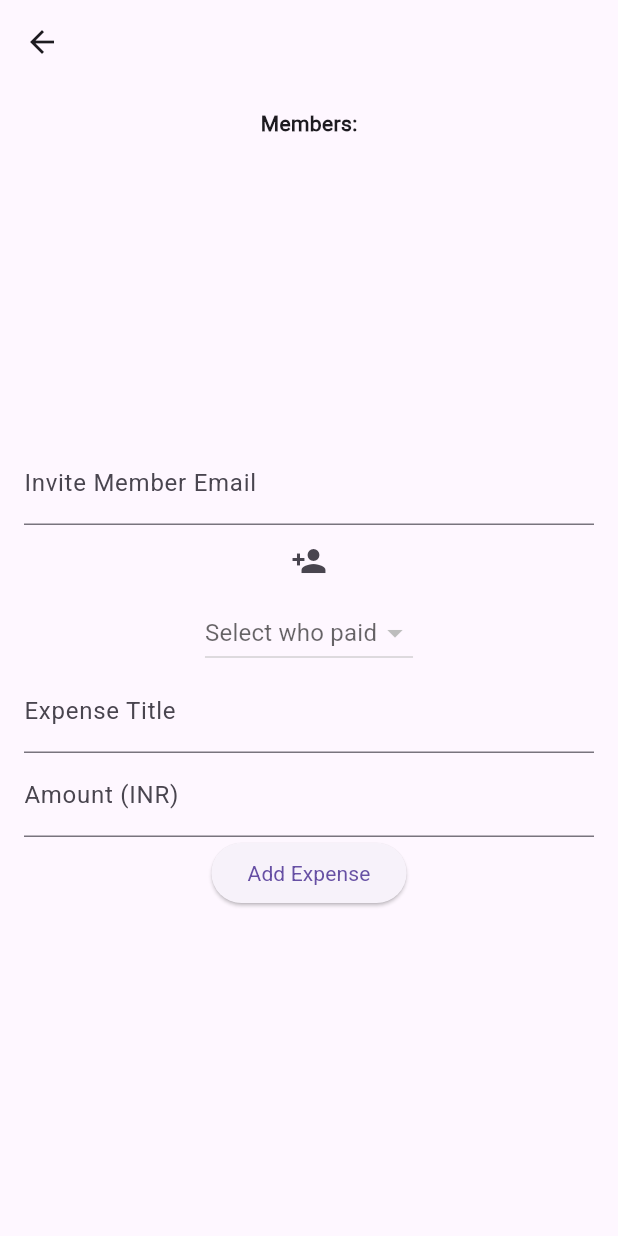
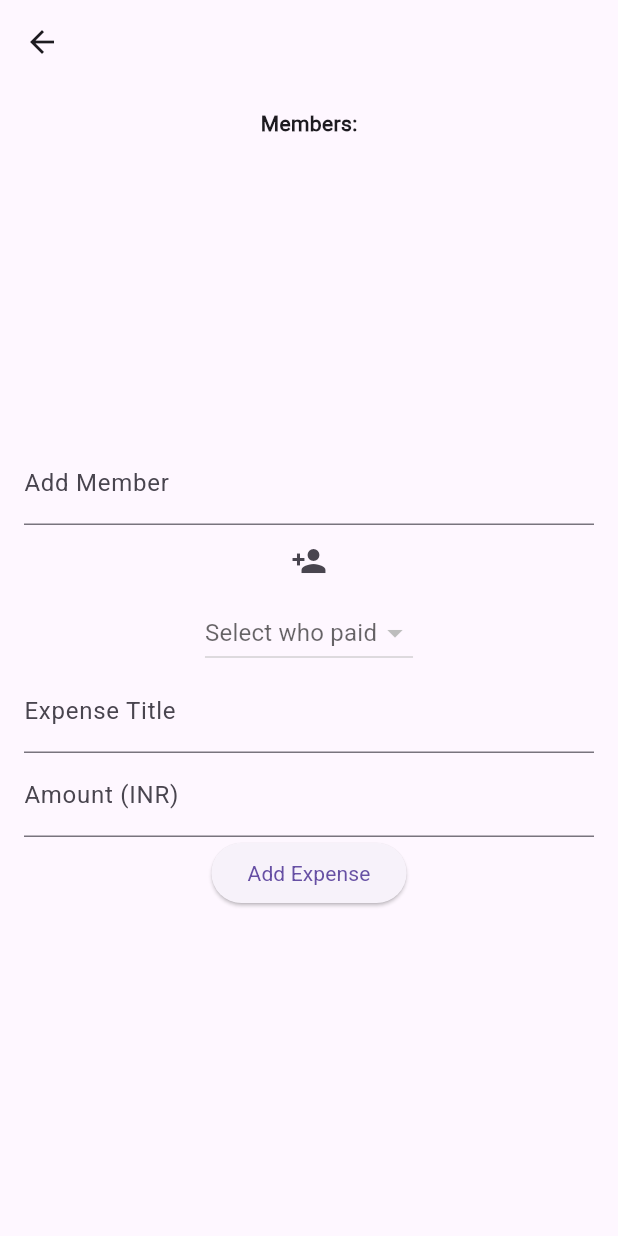
Before and after one commit to SanghaviPrachi/expensemanager2025_2, a Flutter app: the GroupDetailScreen screen opened directly with empty values, on a phone screen of 412 x 824 dp. Run offline on Flutter 3.47's test engine with Material 3 defaults, Android fonts, the light colour scheme and no system bars; our stand-ins replace cloud_firestore, firebase_auth, firebase_core, fl_chart, pdf, share_plus; accounts and stored records are empty; network calls fail.

Commit message:
split works on initail stage

```diff
--- a/lib/screens/split_expense_screen.dart
+++ b/lib/screens/split_expense_screen.dart
@@ -215,7 +215,7 @@ class _GroupDetailScreenState extends State<GroupDetailScreen> {
             ),
             TextField(
               controller: _memberEmailController,
-              decoration: InputDecoration(labelText: 'Invite Member Email'),
+              decoration: InputDecoration(labelText: 'Add Member'),
             ),
             IconButton(icon: Icon(Icons.person_add), onPressed: _inviteMember),
             DropdownButton<String>(
```
